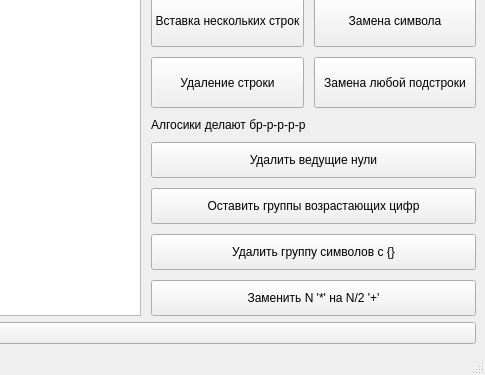
The window that mainwindow.ui (kostyastrong/Learncpp) describes before a commit, drawn with Qt 5; both pictures show x 762 to 1247 and y 118 to 493 of the 1247 by 493 pixel window.
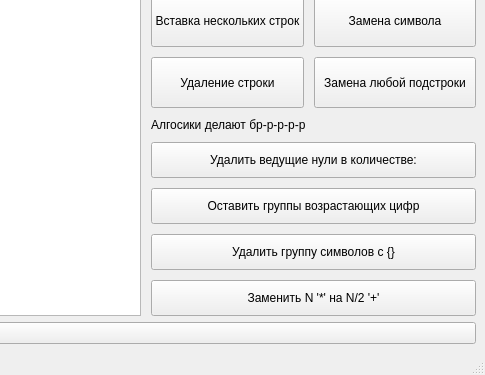
The same window after the commit.

```diff
--- a/mainwindow.ui
+++ b/mainwindow.ui
@@ -153,7 +153,7 @@
            </sizepolicy>
           </property>
           <property name="text">
-           <string>Удалить ведущие нули</string>
+           <string>Удалить ведущие нули в количестве:</string>
           </property>
          </widget>
         </item>
```
Left out of the diff: 9 changed lines with no effect on the pictures.
